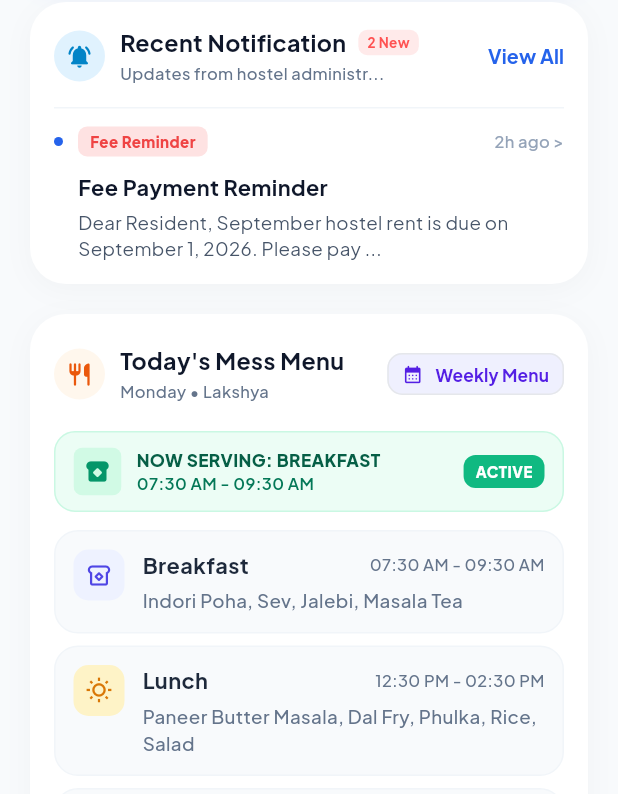
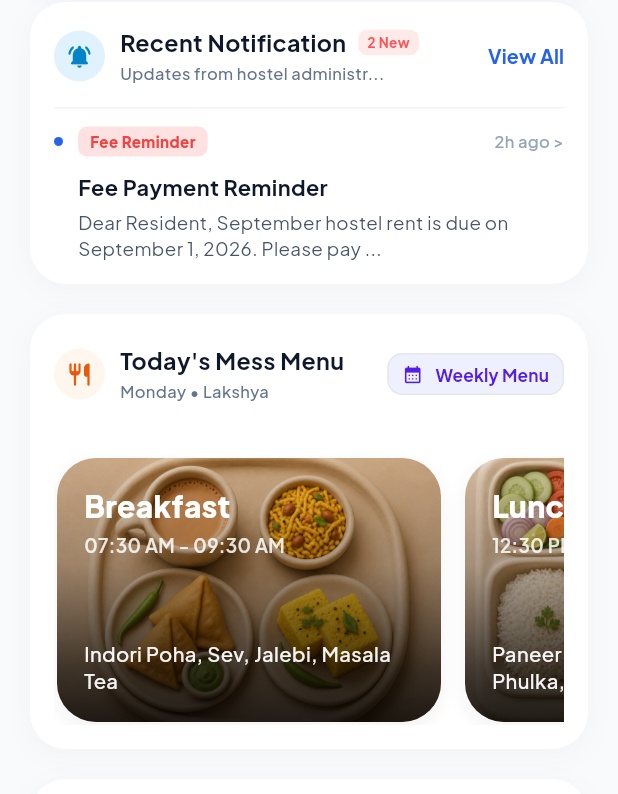
Before and after one commit to oreothebuilder/Lakshya-Flats, a Flutter app: the UserHomeScreen screen opened directly, in the side drawer, after a tap on "View All", on a phone screen of 412 x 824 dp, the part 442-1236 px from its top. Run offline on Flutter 3.47's test engine with Material 3 defaults, Android fonts, the light colour scheme and no system bars; our stand-ins replace google_fonts; network calls fail.

Commit message:
Mess ui changes

```diff
--- a/lib/screens/User/user_home_screen.dart
+++ b/lib/screens/User/user_home_screen.dart
@@ -16,6 +16,43 @@ class UserHomeScreen extends StatefulWidget {
 }
 
 class _UserHomeScreenState extends State<UserHomeScreen> {
+  final ScrollController _mealScrollController = ScrollController();
+
+  @override
+  void initState() {
+    super.initState();
+    WidgetsBinding.instance.addPostFrameCallback((_) {
+      _scrollToActiveMeal();
+    });
+  }
+
+  @override
+  void dispose() {
+    _mealScrollController.dispose();
+    super.dispose();
+  }
+
+  void _scrollToActiveMeal() {
+    final activeMeal = _getActiveMeal();
+    if (activeMeal == null) return;
+
+    int index = -1;
+    if (activeMeal == "Breakfast") {
+      index = 0;
+    } else if (activeMeal == "Lunch") {
+      index = 1;
+    } else if (activeMeal == "Evening Snacks") {
+      index = 2;
+    } else if (activeMeal == "Dinner") {
+      index = 3;
+    }
+
+    if (index >= 0 && _mealScrollController.hasClients) {
+      final offset = index * 272.0; // 260 width + 12 margin
+      _mealScrollController.jumpTo(offset);
+    }
+  }
+
   void _showFeatureSnackbar(String featureName) {
     ScaffoldMessenger.of(context).showSnackBar(
       SnackBar(
@@ -602,104 +639,47 @@ class _UserHomeScreenState extends State<UserHomeScreen> {
                       ],
                     ),
                     const SizedBox(height: 14),
-                    // Active status banner
-                    Container(
-                      padding: const EdgeInsets.symmetric(horizontal: 12, vertical: 10),
-                      decoration: BoxDecoration(
-                        color: const Color(0xFFECFDF5),
-                        borderRadius: BorderRadius.circular(14),
-                        border: Border.all(color: const Color(0xFFA7F3D0).withValues(alpha: 0.5)),
-                      ),
+                    const SizedBox(height: 16),
+                    // Horizontal scrollable meal tiles
+                    SizedBox(
+                      height: 180,
+                      child: SingleChildScrollView(
+                        controller: _mealScrollController,
+                        scrollDirection: Axis.horizontal,
+                        physics: const BouncingScrollPhysics(),
                         child: Row(
                           children: [
-                          ClipRRect(
-                            borderRadius: BorderRadius.circular(6),
-                            child: Container(
-                              width: 32,
-                              height: 32,
-                              color: const Color(0xFFD1FAE5),
-                              child: const Icon(Icons.breakfast_dining_rounded, color: Color(0xFF059669), size: 18),
+                            _buildMealTile(
+                              title: "Breakfast",
+                              time: "07:30 AM - 09:30 AM",
+                              menu: "Indori Poha, Sev, Jalebi, Masala Tea",
+                              imagePath: "assets/images/breakfast.jpg",
+                              isActive: _getActiveMeal() == "Breakfast",
                             ),
+                            _buildMealTile(
+                              title: "Lunch",
+                              time: "12:30 PM - 02:30 PM",
+                              menu: "Paneer Butter Masala, Dal Fry, Phulka, Rice, Salad",
+                              imagePath: "assets/images/lunch.jpg",
+                              isActive: _getActiveMeal() == "Lunch",
                             ),
-                          const SizedBox(width: 10),
-                          Expanded(
-                            child: Column(
-                              crossAxisAlignment: CrossAxisAlignment.start,
-                              children: [
-                                Text(
-                                  "NOW SERVING: BREAKFAST",
-                                  style: GoogleFonts.plusJakartaSans(
-                                    fontSize: 11.5,
-                                    fontWeight: FontWeight.w800,
-                                    color: const Color(0xFF065F46),
+                            _buildMealTile(
+                              title: "Evening Snacks",
+                              time: "05:00 PM - 06:00 PM",
+                              menu: "Veg Sandwich, Tea",
+                              imagePath: "assets/images/snacks.jpg",
+                              isActive: _getActiveMeal() == "Evening Snacks",
                             ),
-                                ),
-                                Text(
-                                  "07:30 AM - 09:30 AM",
-                                  style: GoogleFonts.plusJakartaSans(
-                                    fontSize: 11,
-                                    color: const Color(0xFF047857),
-                                    fontWeight: FontWeight.w600,
-                                  ),
+                            _buildMealTile(
+                              title: "Dinner",
+                              time: "07:30 PM - 09:30 PM",
+                              menu: "Aloo Matar, Yellow Dal, Chapati, Rice, Kheer",
+                              imagePath: "assets/images/dinner.jpg",
+                              isActive: _getActiveMeal() == "Dinner",
                             ),
                           ],
                         ),
                       ),
-                          Container(
-                            padding: const EdgeInsets.symmetric(horizontal: 8, vertical: 4),
-                            decoration: BoxDecoration(
-                              color: const Color(0xFF10B981),
-                              borderRadius: BorderRadius.circular(8),
-                            ),
-                            child: const Text(
-                              "ACTIVE",
-                              style: TextStyle(
-                                color: Colors.white,
-                                fontSize: 10,
-                                fontWeight: FontWeight.w800,
-                                letterSpacing: 0.3,
-                              ),
-                            ),
-                          ),
-                        ],
-                      ),
-                    ),
-                    const SizedBox(height: 12),
-                    // Menu items list
-                    _buildMealRow(
-                      icon: Icons.breakfast_dining_outlined,
-                      iconBg: const Color(0xFFEEF2FF),
-                      iconColor: const Color(0xFF4F46E5),
-                      title: "Breakfast",
-                      time: "07:30 AM - 09:30 AM",
-                      menu: "Indori Poha, Sev, Jalebi, Masala Tea",
-                    ),
-                    const SizedBox(height: 8),
-                    _buildMealRow(
-                      icon: Icons.wb_sunny_outlined,
-                      iconBg: const Color(0xFFFEF3C7),
-                      iconColor: const Color(0xFFD97706),
-                      title: "Lunch",
-                      time: "12:30 PM - 02:30 PM",
-                      menu: "Paneer Butter Masala, Dal Fry, Phulka, Rice, Salad",
-                    ),
-                    const SizedBox(height: 8),
-                    _buildMealRow(
-                      icon: Icons.coffee_outlined,
-                      iconBg: const Color(0xFFFDE8E8),
-                      iconColor: const Color(0xFFE11D48),
-                      title: "Evening Snacks",
-                      time: "05:00 PM - 06:00 PM",
-                      menu: "Veg Sandwich, Tea",
-                    ),
-                    const SizedBox(height: 8),
-                    _buildMealRow(
-                      icon: Icons.nights_stay_outlined,
-                      iconBg: const Color(0xFFE0F2FE),
-                      iconColor: const Color(0xFF0284C7),
-                      title: "Dinner",
-                      time: "07:30 PM - 09:30 PM",
-                      menu: "Aloo Matar, Yellow Dal, Chapati, Rice, Kheer",
                     ),
                   ],
                 ),
@@ -978,65 +958,124 @@ class _UserHomeScreenState extends State<UserHomeScreen> {
     );
   }
 
-  Widget _buildMealRow({
-    required IconData icon,
-    required Color iconBg,
-    required Color iconColor,
+  Widget _buildMealTile({
     required String title,
     required String time,
     required String menu,
+    required String imagePath,
+    required bool isActive,
   }) {
     return Container(
-      padding: const EdgeInsets.all(12),
+      width: 260,
+      height: 180,
+      margin: const EdgeInsets.only(right: 12),
       decoration: BoxDecoration(
-        color: const Color(0xFFF8FAFC),
-        borderRadius: BorderRadius.circular(16),
-        border: Border.all(color: const Color(0xFFF1F5F9)),
+        borderRadius: BorderRadius.circular(28),
+        border: isActive
+            ? Border.all(color: const Color(0xFF34D399), width: 2.0)
+            : Border.all(color: Colors.transparent, width: 2.0),
+        boxShadow: isActive
+            ? [
+                BoxShadow(
+                  color: const Color(0xFF34D399).withValues(alpha: 0.15),
+                  blurRadius: 10,
+                  spreadRadius: 1,
+                  offset: const Offset(0, 4),
+                )
+              ]
+            : [
+                BoxShadow(
+                  color: Colors.black.withValues(alpha: 0.04),
+                  blurRadius: 8,
+                  offset: const Offset(0, 4),
+                )
+              ],
       ),
-      child: Row(
-        crossAxisAlignment: CrossAxisAlignment.start,
+      child: ClipRRect(
+        borderRadius: BorderRadius.circular(26),
+        child: Stack(
           children: [
-          Container(
-            padding: const EdgeInsets.all(8),
+            // Background Image
+            Positioned.fill(
+              child: Image.asset(
+                imagePath,
+                fit: BoxFit.cover,
+              ),
+            ),
+            // Gradient Overlay
+            Positioned.fill(
+              child: Container(
                 decoration: BoxDecoration(
-              color: iconBg,
-              borderRadius: BorderRadius.circular(10),
+                  gradient: LinearGradient(
+                    begin: Alignment.topCenter,
+                    end: Alignment.bottomCenter,
+                    colors: [
+                      Colors.black.withValues(alpha: 0.05),
+                      Colors.black.withValues(alpha: 0.25),
+                      Colors.black.withValues(alpha: 0.70),
+                      Colors.black.withValues(alpha: 0.85),
+                    ],
+                    stops: const [0.0, 0.4, 0.8, 1.0],
                   ),
-            child: Icon(icon, color: iconColor, size: 18),
                 ),
-          const SizedBox(width: 12),
-          Expanded(
+              ),
+            ),
+            // Text Content
+            Padding(
+              padding: const EdgeInsets.all(18.0),
               child: Column(
                 crossAxisAlignment: CrossAxisAlignment.start,
                 children: [
                   Row(
-                  mainAxisAlignment: MainAxisAlignment.spaceBetween,
                     children: [
                       Text(
                         title,
                         style: GoogleFonts.plusJakartaSans(
-                        fontSize: 14.5,
-                        fontWeight: FontWeight.w700,
-                        color: const Color(0xFF1E293B),
+                          fontSize: 20,
+                          fontWeight: FontWeight.w800,
+                          color: Colors.white,
+                          letterSpacing: 0.2,
                         ),
                       ),
+                      if (isActive) ...[
+                        const SizedBox(width: 8),
+                        Container(
+                          width: 10,
+                          height: 10,
+                          decoration: BoxDecoration(
+                            color: const Color(0xFF10B981), // Emerald green
+                            shape: BoxShape.circle,
+                            boxShadow: [
+                              BoxShadow(
+                                color: const Color(0xFF10B981).withValues(alpha: 0.6),
+                                blurRadius: 6,
+                                spreadRadius: 2,
+                              ),
+                            ],
+                          ),
+                        ),
+                      ],
+                    ],
+                  ),
+                  const SizedBox(height: 2),
                   Text(
                     time,
                     style: GoogleFonts.plusJakartaSans(
-                        fontSize: 11,
-                        fontWeight: FontWeight.w500,
-                        color: const Color(0xFF64748B),
+                      fontSize: 12.5,
+                      fontWeight: FontWeight.w600,
+                      color: Colors.white.withValues(alpha: 0.85),
                     ),
                   ),
-                  ],
-                ),
-                const SizedBox(height: 4),
+                  const Spacer(),
                   Text(
                     menu,
+                    maxLines: 2,
+                    overflow: TextOverflow.ellipsis,
                     style: GoogleFonts.plusJakartaSans(
-                    fontSize: 12.5,
-                    color: const Color(0xFF64748B),
+                      fontSize: 13.5,
                       fontWeight: FontWeight.w500,
+                      color: Colors.white.withValues(alpha: 0.95),
+                      height: 1.3,
                     ),
                   ),
                 ],
@@ -1044,7 +1083,26 @@ class _UserHomeScreenState extends State<UserHomeScreen> {
             ),
           ],
         ),
+      ),
     );
+  }
+
+  String? _getActiveMeal() {
+    final now = DateTime.now();
+    final hour = now.hour;
+    final minute = now.minute;
+    final time = hour + (minute / 60.0);
+
+    if (time >= 7.5 && time < 9.5) {
+      return "Breakfast";
+    } else if (time >= 12.5 && time < 14.5) {
+      return "Lunch";
+    } else if (time >= 17.0 && time < 18.0) {
+      return "Evening Snacks";
+    } else if (time >= 19.5 && time < 21.5) {
+      return "Dinner";
+    }
+    return null;
   }
 
   Widget _buildBillItem({
```
Also changed, not shown: pubspec.yaml (+5 -4 lines), assets/images/breakfast.jpg (added), assets/images/dinner.jpg (added), assets/images/lunch.jpg (added), assets/images/snacks.jpg (added). Lines whose indentation alone changed are shown as unchanged.
